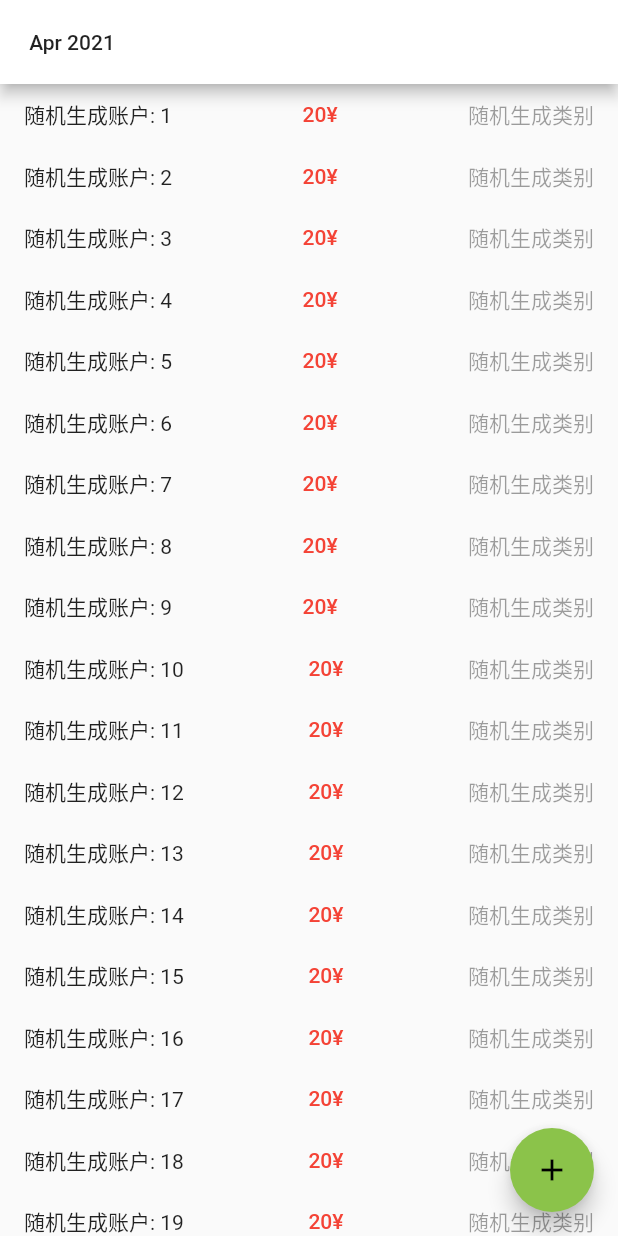
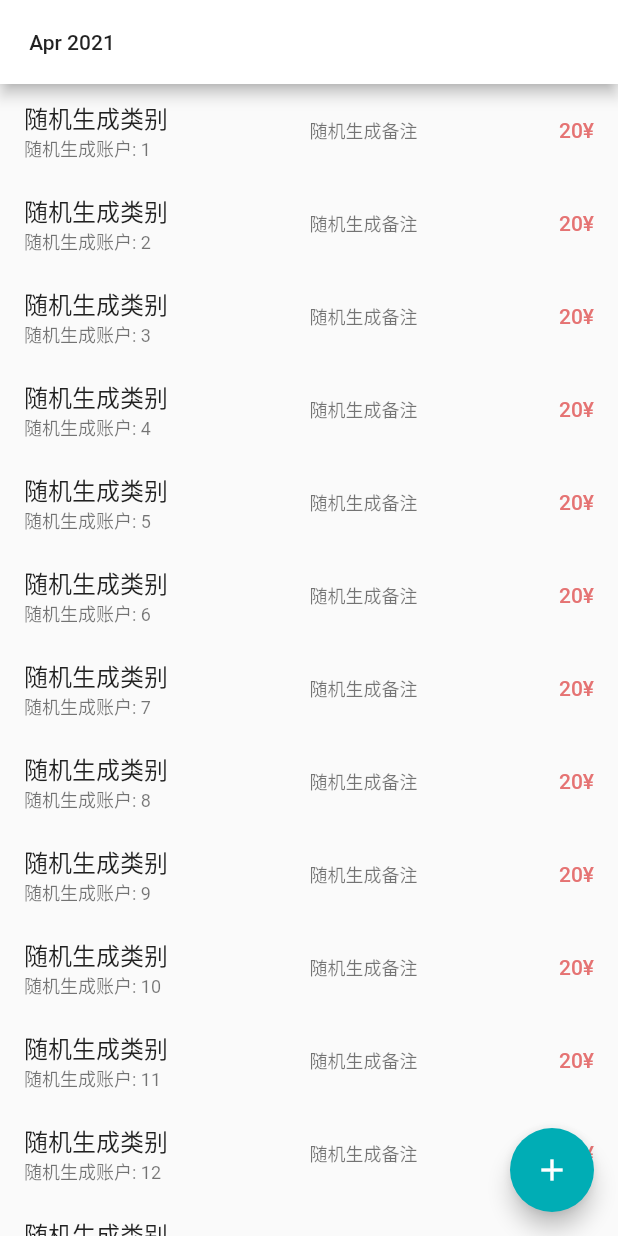
Before and after one commit to ggaier/jizhang, a Flutter app: the screen it shows after launch, on a phone screen of 412 x 824 dp. Run offline on Flutter 3.47's test engine with Material 2 defaults, Android fonts, the phone set to English and light mode, and no system bars; our stand-ins replace flutter_bloc.

Commit message:
修改账单的颜色

```diff
--- a/lib/bills/bills_view.dart
+++ b/lib/bills/bills_view.dart
@@ -53,21 +53,31 @@ class BillsView extends StatelessWidget {
         itemCount: bills.length,
         itemBuilder: (context, index) {
           final bill = bills[index];
+          var themeData = Theme.of(context);
           return Padding(
             padding: const EdgeInsets.symmetric(vertical: 10, horizontal: 16),
             child: Row(
               mainAxisAlignment: MainAxisAlignment.spaceBetween,
               crossAxisAlignment: CrossAxisAlignment.center,
               children: [
+                Column(
+                  crossAxisAlignment: CrossAxisAlignment.start,
+                  children: [
+                    Text(
+                      bill.genre,
+                      style: themeData.textTheme.subtitle1,
+                    ),
+                    Text(bill.account, style: themeData.textTheme.caption)
+                  ],
+                ),
                 Text(
-                  bill.account,
-                  style: Theme.of(context).textTheme.bodyText2,
+                  bill.remark,
+                  style: themeData.textTheme.caption,
                 ),
                 Text(
                   "${bill.amount.toString()}${bill.currencySymbol}",
-                  style: Theme.of(context).textTheme.bodyText1?.copyWith(color: Colors.red),
-                ),
-                Text(bill.genre, style: Theme.of(context).textTheme.bodyText2?.copyWith(color: Colors.black38))
+                  style: themeData.textTheme.bodyText1?.copyWith(color: Colors.red[300]),
+                )
               ],
             ),
           );
--- a/lib/main.dart
+++ b/lib/main.dart
@@ -29,18 +29,21 @@ class MyApp extends StatelessWidget {
         // generic simplified Chinese 'zh_Hans'
         const Locale.fromSubtags(languageCode: 'zh', scriptCode: 'Hant'),
         // generic traditional Chinese 'zh_Hant'
-        const Locale.fromSubtags(
-            languageCode: 'zh', scriptCode: 'Hans', countryCode: 'CN'),
+        const Locale.fromSubtags(languageCode: 'zh', scriptCode: 'Hans', countryCode: 'CN'),
         // 'zh_Hans_CN'
-        const Locale.fromSubtags(
-            languageCode: 'zh', scriptCode: 'Hant', countryCode: 'TW'),
+        const Locale.fromSubtags(languageCode: 'zh', scriptCode: 'Hant', countryCode: 'TW'),
         // 'zh_Hant_TW'
-        const Locale.fromSubtags(
-            languageCode: 'zh', scriptCode: 'Hant', countryCode: 'HK'),
+        const Locale.fromSubtags(languageCode: 'zh', scriptCode: 'Hant', countryCode: 'HK'),
         // 'zh_Hant_HK'
       ],
-      theme:
-      ThemeData(primaryColor: Colors.white, accentColor: Colors.lightGreen),
+      theme: ThemeData(
+        primaryColor: Colors.white,
+        primaryColorLight: Colors.white,
+        primaryColorDark: Color.fromARGB(255, 57, 62, 70),
+        disabledColor: Color.fromARGB(255, 238, 238, 238),
+        hintColor: Color.fromARGB(255, 238, 238, 238),
+        accentColor: Color.fromARGB(255, 0, 173, 181),
+      ),
       home: RepositoryProvider(
         create: (context) => BillsRepositoryImpl(),
         child: BillsView(title: ""),
--- a/lib/repository/bills_repository.dart
+++ b/lib/repository/bills_repository.dart
@@ -11,7 +11,7 @@ class BillsRepositoryImpl implements BillsRepositoryIn {
 
   @override
   Future<List<Bill>> getBillsByPage(int page) async {
-    return Future.delayed(Duration(seconds: 5), () {
+    return Future.delayed(Duration(seconds: 2), () {
       return List<Bill>.generate(
           100,
           (index) => Bill.name(
```
